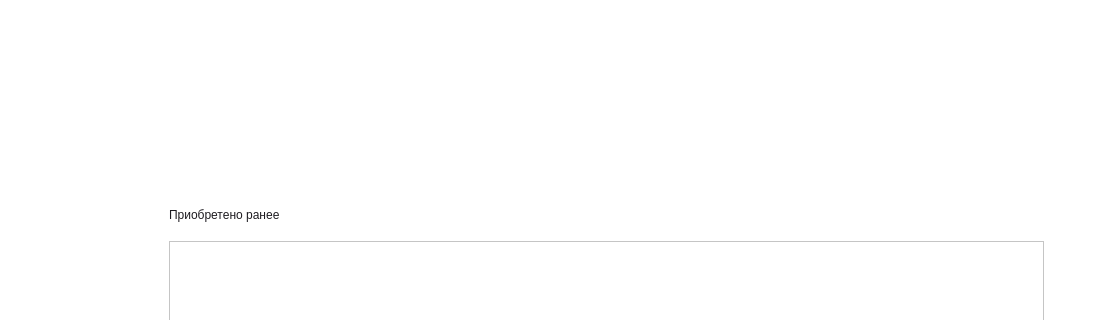
Old version of the form mainwindow.ui in the repository burakshaevn/qt-car-dealership; both pictures show x 0 to 1100 and y 85 to 405 of the 1100 by 560 pixel window.
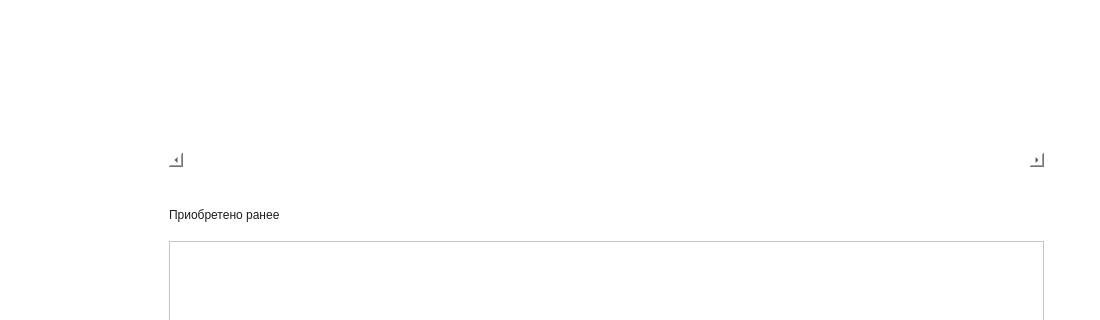
New version of the form. Icons and pictures are not drawn.

```diff
--- a/mainwindow.ui
+++ b/mainwindow.ui
@@ -167,25 +167,19 @@
     border-radius: 39px;
 } </string>
       </property>
-      <property name="verticalScrollBarPolicy">
-       <enum>Qt::ScrollBarPolicy::ScrollBarAlwaysOff</enum>
-      </property>
       <property name="horizontalScrollBarPolicy">
-       <enum>Qt::ScrollBarPolicy::ScrollBarAlwaysOff</enum>
+       <enum>Qt::ScrollBarPolicy::ScrollBarAlwaysOn</enum>
       </property>
       <property name="widgetResizable">
-       <bool>false</bool>
-      </property>
-      <property name="alignment">
-       <set>Qt::AlignmentFlag::AlignLeading|Qt::AlignmentFlag::AlignLeft|Qt::AlignmentFlag::AlignTop</set>
+       <bool>true</bool>
       </property>
       <widget class="QWidget" name="scrollAreaWidgetContents_4">
        <property name="geometry">
         <rect>
          <x>0</x>
          <y>0</y>
-         <width>981</width>
-         <height>685</height>
+         <width>875</width>
+         <height>158</height>
         </rect>
        </property>
       </widget>
```
